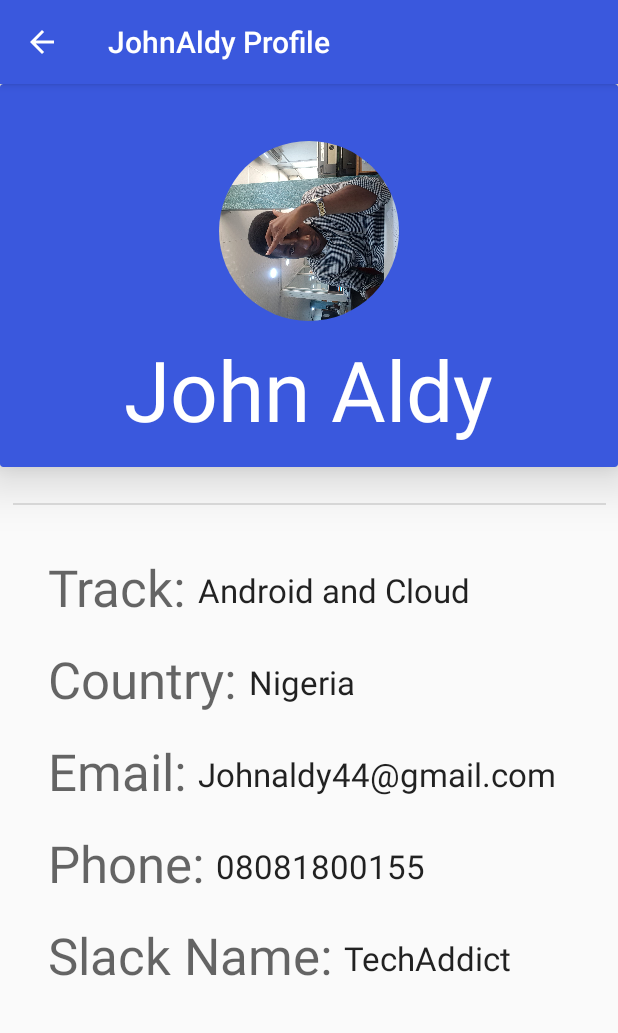
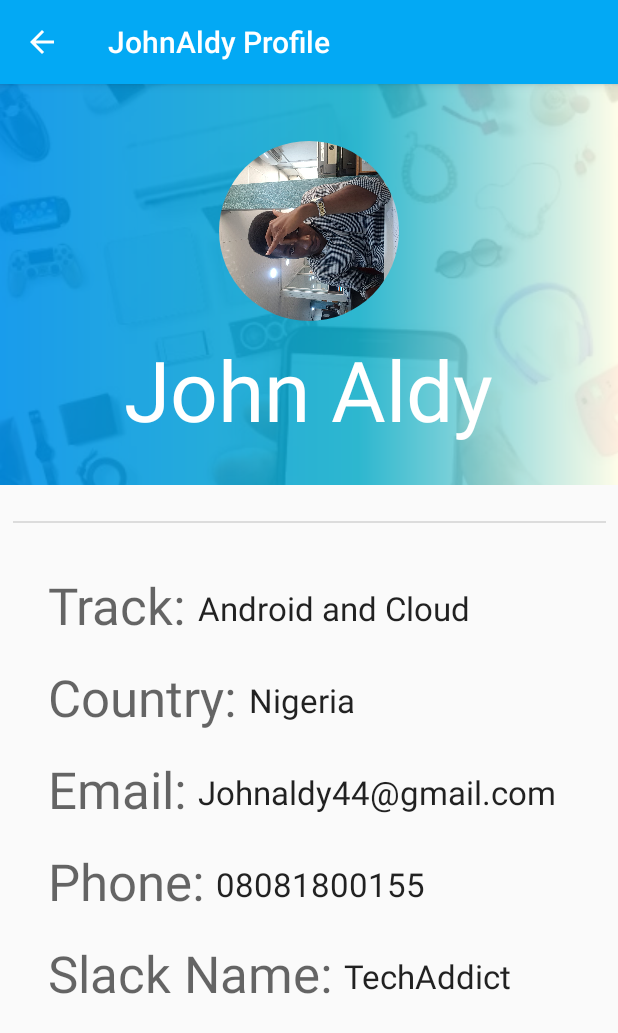
Before and after one commit to Johnaldy/ALCChallenge10, an Android app: the MeetJohnaldy screen opened directly, with no data from a screen before it, on a phone screen of 412 x 824 dp. Shown: the top 1033 px of the screen. Run offline under Robolectric (Android 15) with nearby library versions, the phone set to English and light mode, and no system bars; our stand-ins replace CircleImageView.

Commit message:
meet johnaldy page changed and button color changed to primary color

```diff
--- a/app/src/main/res/layout/activity_meet_johnaldy.xml
+++ b/app/src/main/res/layout/activity_meet_johnaldy.xml
@@ -11,13 +11,30 @@
         android:layout_height="wrap_content"
         tools:context=".MeetJohnaldy">
 
-        <androidx.cardview.widget.CardView
-            android:id="@+id/cardview"
-            android:layout_width="match_parent"
-            android:layout_height="255dp"
-            app:cardBackgroundColor="@color/colorPrimary"
-            tools:ignore="MissingConstraints"
-            app:cardElevation="20dp">
+
+        <FrameLayout
+            android:id="@+id/frameLayout"
+            android:layout_width="0dp"
+            android:layout_height="267dp"
+            app:layout_constraintEnd_toEndOf="parent"
+            app:layout_constraintStart_toStartOf="parent"
+            app:layout_constraintTop_toTopOf="parent">
+
+            <View
+                android:layout_width="match_parent"
+                android:layout_height="match_parent"
+                android:background="@drawable/header_background_gradient" />
+
+            <ImageView
+                android:id="@+id/detailImageView"
+                android:layout_width="match_parent"
+                android:layout_height="match_parent"
+                android:adjustViewBounds="false"
+                android:alpha="0.10"
+                android:cropToPadding="false"
+                android:scaleType="center"
+                app:srcCompat="@drawable/background_ic" />
+
 
             <LinearLayout
                 android:layout_width="match_parent"
@@ -30,8 +47,8 @@
                     android:layout_width="120dp"
                     android:layout_height="120dp"
                     android:layout_gravity="center"
-                    android:src="@drawable/newpix"
-                    android:rotation="270"/>
+                    android:rotation="270"
+                    android:src="@drawable/newpix" />
 
                 <TextView
                     android:id="@+id/full_name"
@@ -44,7 +61,8 @@
                     android:textColor="#ffffff"
                     app:layout_constraintTop_toBottomOf="@+id/imageView" />
             </LinearLayout>
-        </androidx.cardview.widget.CardView>
+
+        </FrameLayout>
 
         <View
             android:id="@+id/divider"
@@ -56,7 +74,7 @@
             android:background="?android:attr/listDivider"
             app:layout_constraintEnd_toEndOf="parent"
             app:layout_constraintStart_toStartOf="parent"
-            app:layout_constraintTop_toBottomOf="@+id/cardview" />
+            app:layout_constraintTop_toBottomOf="@+id/frameLayout" />
 
         <TextView
             android:id="@+id/textView5"
--- a/app/src/main/res/values/colors.xml
+++ b/app/src/main/res/values/colors.xml
@@ -1,8 +1,18 @@
 <?xml version="1.0" encoding="utf-8"?>
 <resources>
-    <color name="colorPrimary">#3a58dd</color>
-    <color name="colorPrimaryDark">#0030aa</color>
-    <color name="colorAccent">#D81B60</color>
+    <color name="colorPrimary">#03A9F4</color>
+    <color name="colorPrimaryDark">#0288D1</color>
+    <color name="colorAccent">#FFD740</color>
+    <color name="colorPrimaryLight">#B3E5FC</color>
+
+    <color name="white">#FFFFFF</color>
+
+    <color name="primary_text">#212121</color>
+    <color name="secondary_text">#727272</color>
+
+    <!--our detail accent colors -->
+    <color name="detail_accent_pane_background">#455A64</color>
+    <color name="detail_accent_label">#90A4AE</color>
 
     !-- the activated state color for a forecast list item -->
     <color name="activated">#E0E0E0</color>
--- a/app/src/main/res/values/styles.xml
+++ b/app/src/main/res/values/styles.xml
@@ -17,7 +17,7 @@
     </style>
 
     <style name="ButtonTheme">
-        <item name="android:background">#4285F4</item>
+        <item name="android:background">@color/colorPrimary</item>
         <item name="android:textColor">#ffffff</item>
         <item name="android:textAllCaps">false</item>
         <item name="android:fontFamily">Roboto</item>
```
